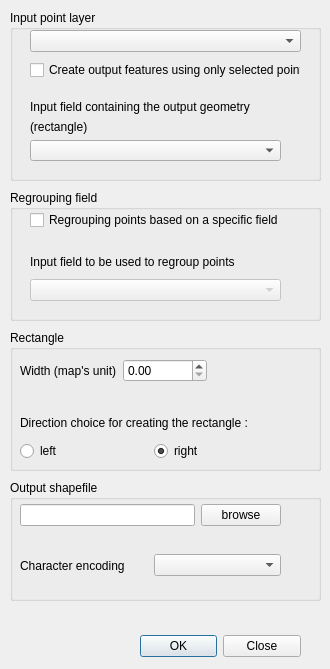
Before: the Qt Designer form ui/ui_archeocad_Rect.ui in narimanInrap/ArcheoCAD, drawn with Qt 5.
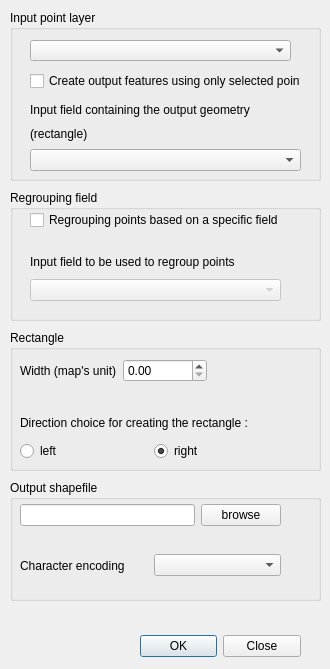
After: the same form once the commit is applied. Custom widgets are drawn as their Qt base class.

```diff
--- a/ui/ui_archeocad_Rect.ui
+++ b/ui/ui_archeocad_Rect.ui
@@ -68,23 +68,13 @@
    <property name="title">
     <string>Input point layer</string>
    </property>
-   <widget class="QComboBox" name="comboPointLayer">
-    <property name="geometry">
-     <rect>
-      <x>20</x>
-      <y>20</y>
-      <width>271</width>
-      <height>22</height>
-     </rect>
-    </property>
-   </widget>
    <widget class="QWidget" name="horizontalLayoutWidget_2">
     <property name="geometry">
      <rect>
       <x>20</x>
-      <y>50</y>
+      <y>60</y>
       <width>271</width>
-      <height>21</height>
+      <height>22</height>
      </rect>
     </property>
     <layout class="QHBoxLayout" name="horizontalLayout_2">
@@ -102,8 +92,8 @@
      <rect>
       <x>20</x>
       <y>90</y>
-      <width>251</width>
-      <height>61</height>
+      <width>271</width>
+      <height>71</height>
      </rect>
     </property>
     <layout class="QVBoxLayout" name="verticalLayout">
@@ -126,6 +116,16 @@
      </item>
     </layout>
    </widget>
+   <widget class="QgsMapLayerComboBox" name="qgsComboPointLayer">
+    <property name="geometry">
+     <rect>
+      <x>20</x>
+      <y>30</y>
+      <width>261</width>
+      <height>21</height>
+     </rect>
+    </property>
+   </widget>
   </widget>
   <widget class="QGroupBox" name="gBox_multipleTr">
    <property name="geometry">
@@ -369,6 +369,13 @@
    </widget>
   </widget>
  </widget>
+ <customwidgets>
+  <customwidget>
+   <class>QgsMapLayerComboBox</class>
+   <extends>QComboBox</extends>
+   <header>qgsmaplayercombobox.h</header>
+  </customwidget>
+ </customwidgets>
  <resources/>
  <connections>
   <connection>
```
